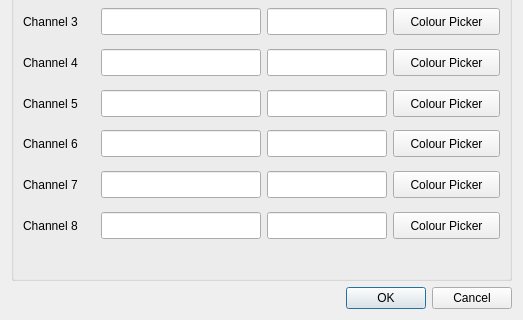
First picture: the form in ui/instrumentAttributes.ui, repository mhorn71/StarbaseMini, before the edit; both pictures show x 0 to 523 and y 304 to 624 of the 523 by 624 pixel window.
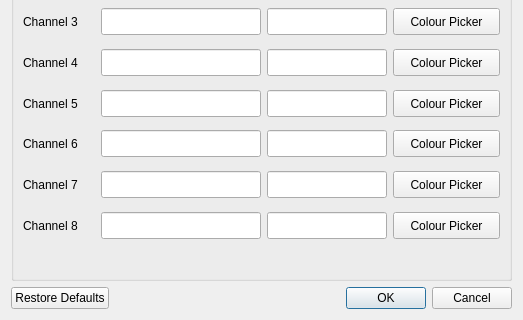
Second picture: the form after the edit.

Commit message: added reset defaults button to instrument attributes

Diff of the .ui file:
```diff
--- a/ui/instrumentAttributes.ui
+++ b/ui/instrumentAttributes.ui
@@ -966,7 +966,7 @@
       <enum>Qt::Horizontal</enum>
      </property>
      <property name="standardButtons">
-      <set>QDialogButtonBox::Cancel|QDialogButtonBox::Ok</set>
+      <set>QDialogButtonBox::Cancel|QDialogButtonBox::Ok|QDialogButtonBox::RestoreDefaults</set>
      </property>
     </widget>
    </item>
```
The commit also changes 2 other files.
